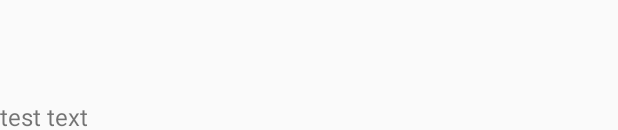
After one commit to AAQ-AND-DEV/AAQsAwesomeMovieApp, an Android app: the layout movies_rv_item.xml on its own in the app's theme, with its tools: preview values and no code run, on a phone screen of 412 x 824 dp. The commit adds this screen. Shown: the part 1103-1233 px from the top of the screen. Run offline under Robolectric (Android 15) with nearby library versions, the phone set to English and light mode, and no system bars.

Commit message:
Added: *f* layouts *u* added some res values

```diff
--- a/app/src/main/java/com/aaqanddev/aaqsawesomeandroidapp/Interfaces/MovieApiInterface.java
+++ b/app/src/main/java/com/aaqanddev/aaqsawesomeandroidapp/Interfaces/MovieApiInterface.java
@@ -1,5 +1,9 @@
 package com.aaqanddev.aaqsawesomeandroidapp.Interfaces;
 
+import com.aaqanddev.aaqsawesomeandroidapp.pojo.AaqMovieList;
+import com.aaqanddev.aaqsawesomeandroidapp.pojo.MultipleResource;
+
+import retrofit2.Call;
 import retrofit2.http.Body;
 import retrofit2.http.GET;
 import retrofit2.http.POST;
@@ -15,7 +19,7 @@ public interface MovieApiInterface {
     */
 
     @GET("/api/movies?")
-    CALL<AaqMovieList> doGetMovieList(@Query("page") String page);
+    Call<AaqMovieList> doGetMovieList(@Query("page") String page);
 
 
 }
--- /dev/null
+++ b/app/src/main/java/com/aaqanddev/aaqsawesomeandroidapp/pojo/AaqMovieList.java
@@ -0,0 +1,4 @@
+package com.aaqanddev.aaqsawesomeandroidapp.pojo;
+
+public class AaqMovieList {
+}
--- /dev/null
+++ b/app/src/main/res/layout/movies_rv_item.xml
@@ -0,0 +1,27 @@
+<?xml version="1.0" encoding="utf-8"?>
+<FrameLayout  xmlns:android="http://schemas.android.com/apk/res/android"
+    xmlns:app="http://schemas.android.com/apk/res-auto"
+    xmlns:tools="http://schemas.android.com/tools"
+    android:layout_width="match_parent"
+    android:layout_height="match_parent">
+    <android.support.constraint.ConstraintLayout
+        android:layout_width="match_parent"
+        android:layout_height="match_parent">
+        <TextView
+            android:theme="@style/MovieViewTheme"
+            android:layout_width="0dp"
+            android:layout_height="wrap_content"
+            android:id="@+id/item_movie_name"
+            app:layout_constraintStart_toStartOf="parent"
+            app:layout_constraintEnd_toEndOf="parent"
+            app:layout_constraintBottom_toBottomOf="@+id/item_iv_movie_poster"
+            tools:text="test text" />
+        <ImageView
+            android:id="@+id/item_iv_movie_poster"
+            android:layout_width="fill_parent"
+            android:layout_height="fill_parent"
+            android:scaleType="center"
+            android:padding="@dimen/activity_horizontal_padding" />
+    </android.support.constraint.ConstraintLayout>
+
+</FrameLayout>
--- a/app/src/main/res/values/styles.xml
+++ b/app/src/main/res/values/styles.xml
@@ -8,4 +8,17 @@
         <item name="colorAccent">@color/colorAccent</item>
     </style>
 
+    <style name="MovieViewTheme" parent="Theme.AppCompat.Light">
+        <item name="android:textSize">@dimen/med_text_size_details</item>
+
+    </style>
+
+    <style name="ErrorTheme" parent="TextAppearance.AppCompat">
+        <item name="android:textColor">@color/colorError</item>
+        <item name="android:padding">@dimen/activity_horizontal_padding</item>
+        <item name="android:visibility">invisible</item>
+        <item name="android:textSize">@dimen/med_text_size_details</item>
+        <item name="android:layout_width">wrap_content</item>
+        <item name="android:layout_height">wrap_content</item>
+    </style>
 </resources>
```
Also changed, not shown: app/src/main/res/layout/activity_movie_detail.xml (added, +64 -0 lines), app/src/main/res/layout/activity_movies.xml (+26 -15 lines), app/src/main/res/values/dimens.xml (added, +14 -0 lines), app/src/main/res/values/strings.xml (+10 -0 lines).
